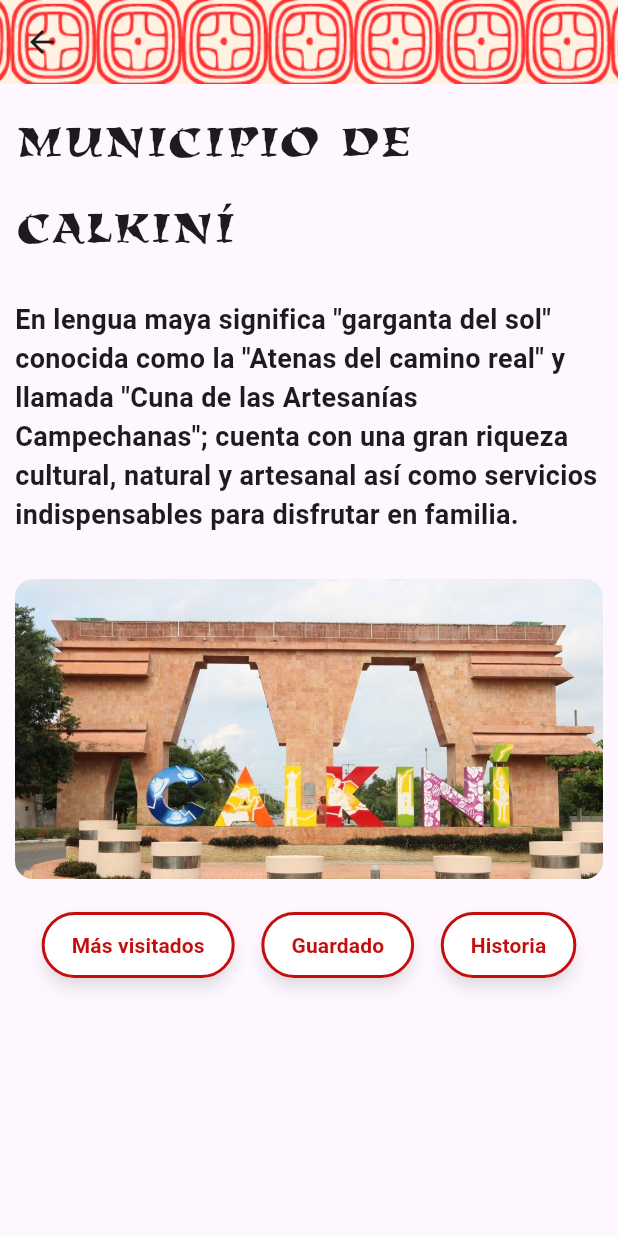
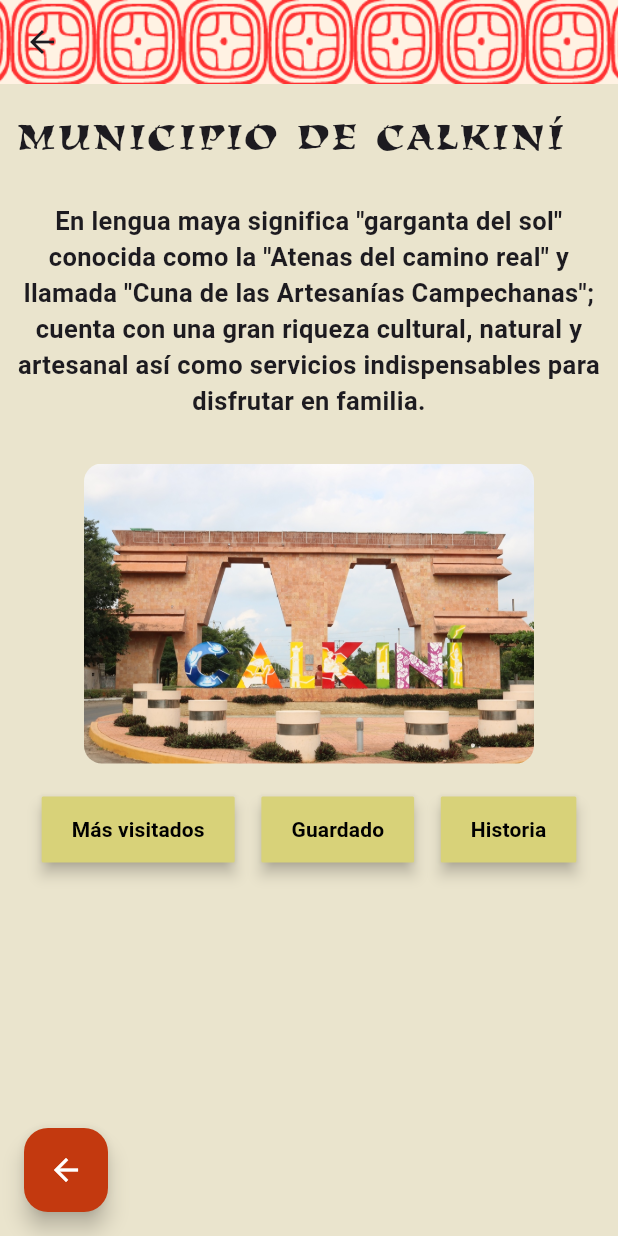
Before and after one commit to Fernando-Puc/GeoCam, a Flutter app: the PantallaCK screen opened directly, on a phone screen of 412 x 824 dp. Run offline on Flutter 3.47's test engine with Material 3 defaults, Android fonts, the phone set to English and light mode, and no system bars.

Commit message:
Diseño pantalla CK

```diff
--- a/geo_cam_app/lib/screens/pantallaCK.dart
+++ b/geo_cam_app/lib/screens/pantallaCK.dart
@@ -41,6 +41,7 @@ class _PantallaCKState extends State<PantallaCK> {
     }
 
     return Scaffold(
+      backgroundColor: const Color.fromARGB(255, 234, 228, 205),
       appBar: AppBar(
         centerTitle: true,
         flexibleSpace: Stack(
@@ -54,6 +55,15 @@ class _PantallaCKState extends State<PantallaCK> {
         ),
         backgroundColor: Colors.transparent,
       ),
+      //boton para regresar
+      floatingActionButton: FloatingActionButton(
+        onPressed: () {
+          Navigator.pop(context);
+        },
+        backgroundColor: const Color.fromARGB(255, 195, 57, 15),
+        child: const Icon(Icons.arrow_back, color: Colors.white),
+      ),
+      floatingActionButtonLocation: FloatingActionButtonLocation.startFloat,
 
       body: SingleChildScrollView(
         padding: const EdgeInsets.all(10),
@@ -64,8 +74,8 @@ class _PantallaCKState extends State<PantallaCK> {
             Text(
               municipalityData['title'],
               style: const TextStyle(
-                  fontSize: 40,
-                  fontFamily: "Kigali_Lx_Regular", // usa el family del pubspec
+                  fontSize: 34,
+                  fontFamily: "Kigali_Lx_Regular",
                   fontWeight: FontWeight.w100,
                   letterSpacing: 2),
             ),
@@ -73,27 +83,30 @@ class _PantallaCKState extends State<PantallaCK> {
             const SizedBox(height: 20),
 
             // descripcion del municipio
-            Text(
+            Center(
+              child: Text(
                 municipalityData['description'],
                 style: const TextStyle(
-                fontSize: 18,
+                  fontSize: 17,
                   fontWeight: FontWeight.bold,
                 ),
+                textAlign: TextAlign.center,
               ),
-
+            ),
             const SizedBox(height: 30),
 
             // imagen del municipio
-            ClipRRect(
+            Center(
+              child: ClipRRect(
                 borderRadius: BorderRadius.circular(12),
                 child: Image.asset(
                   municipalityData['image'],
-                width: double.infinity,
+                  width: 300,
                   height: 200,
                   fit: BoxFit.cover,
                 ),
               ),
-
+            ),
             const SizedBox(height: 20),
 
             // botones
@@ -112,18 +125,13 @@ class _PantallaCKState extends State<PantallaCK> {
                     );
                   },
                   style: ElevatedButton.styleFrom(
-                    backgroundColor: Colors.white,
-                    foregroundColor: const Color.fromARGB(255, 196, 14, 14),
-                    shadowColor: Colors.black45,
+                    backgroundColor: Color.fromARGB(255, 216, 210, 121),
+                    foregroundColor: const Color.fromARGB(255, 0, 0, 0),
                     elevation: 4,
                     padding: const EdgeInsets.symmetric(
                         horizontal: 20, vertical: 12),
                     shape: RoundedRectangleBorder(
-                      borderRadius: BorderRadius.circular(25),
-                      side: const BorderSide(
-                        color: Color.fromARGB(255, 196, 14, 14),
-                        width: 2,
-                      ),
+                      borderRadius: BorderRadius.circular(1),
                     ),
                   ),
                   child: Text(
--- a/geo_cam_app/lib/screens/pantallaprincipal.dart
+++ b/geo_cam_app/lib/screens/pantallaprincipal.dart
@@ -12,6 +12,7 @@ class pantallaprincipal extends StatelessWidget {
   @override
   Widget build(BuildContext context) {
     return Scaffold(
+      backgroundColor: const Color.fromARGB(255, 234, 228, 205),
       appBar: AppBar(
         title: const Text('Pantalla Principal'),
         backgroundColor: const Color.fromARGB(255, 196, 14, 14),
```
Lines whose indentation alone changed are shown as unchanged.
